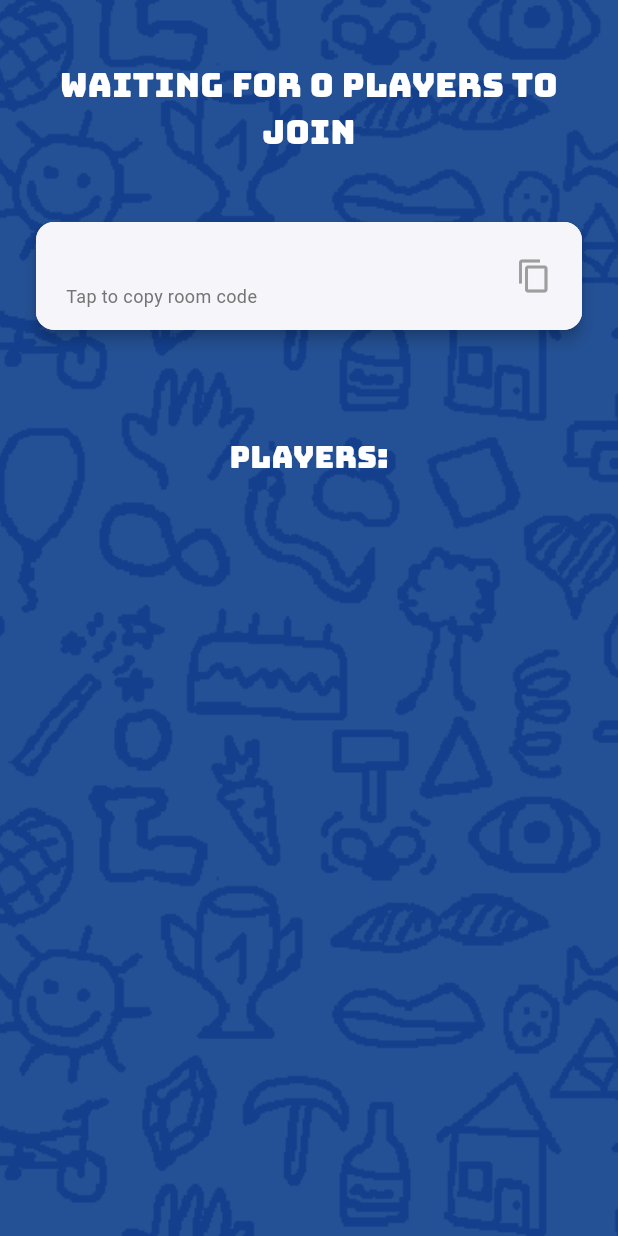
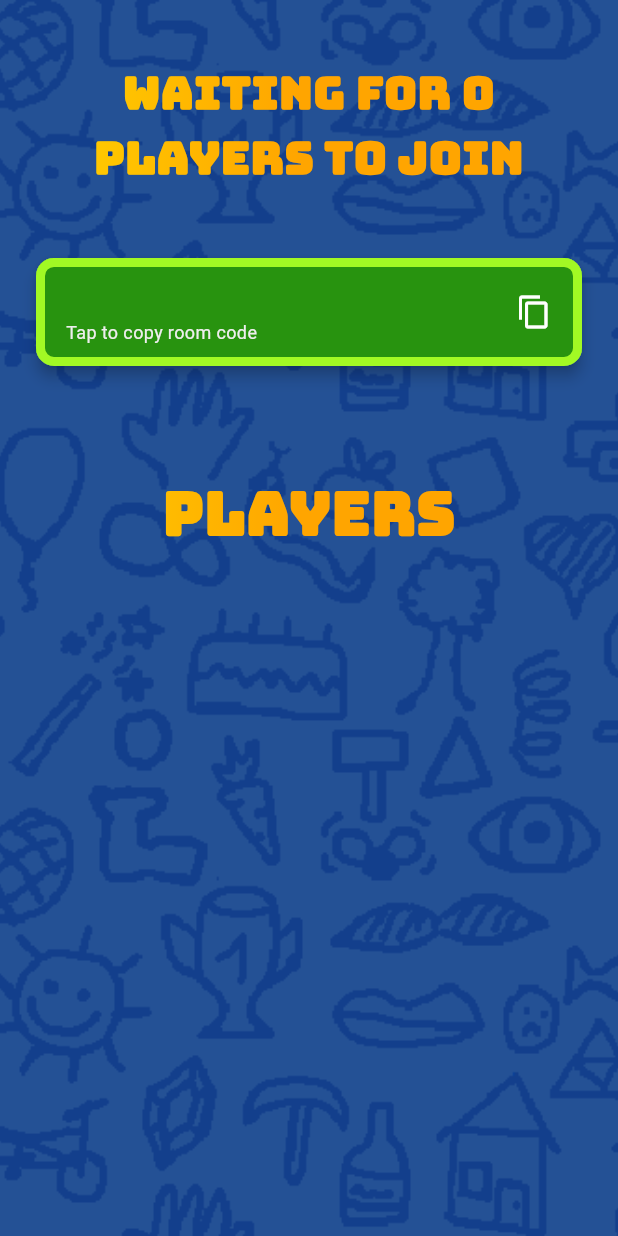
Before and after one commit to Amogh050/Scribble, a Flutter app: the WaitingLobbyScreen screen opened directly with empty values, on a phone screen of 412 x 824 dp. Run offline on Flutter 3.47's test engine with Material 3 defaults, Android fonts, the phone set to English and light mode, and no system bars; our stand-ins replace animate_do, flutter_colorpicker, flutter_dotenv, google_fonts, socket_io_client.

Commit message:
waiting lobby improved

```diff
--- a/lib/views/waiting_lobby_screen.dart
+++ b/lib/views/waiting_lobby_screen.dart
@@ -47,9 +47,16 @@ class _WaitingLobbyScreenState extends State<WaitingLobbyScreen> {
                     'Waiting for ${widget.occupancy - widget.noOfPlayers} players to join',
                     textAlign: TextAlign.center,
                     style: GoogleFonts.bungee(
-                      textStyle: const TextStyle(
-                        fontSize: 22,
-                        color: Colors.white,
+                      textStyle: TextStyle(
+                        fontSize: 30,
+                        fontWeight: FontWeight.bold,
+                        foreground: Paint()
+                          ..shader = LinearGradient(
+                            colors: <Color>[
+                              Color(0xFFFFD700),
+                              Color(0xFFFFA500)
+                            ],
+                          ).createShader(Rect.fromLTWH(0.0, 0.0, 200.0, 70.0)),
                       ),
                     ),
                   ),
@@ -64,6 +71,7 @@ class _WaitingLobbyScreenState extends State<WaitingLobbyScreen> {
                     child: Card(
                       shape: RoundedRectangleBorder(
                         borderRadius: BorderRadius.circular(12),
+                        side: BorderSide(color: Color(0xffa2f924), width: 6),
                       ),
                       elevation: 4,
                       child: Container(
@@ -71,7 +79,7 @@ class _WaitingLobbyScreenState extends State<WaitingLobbyScreen> {
                         padding: const EdgeInsets.symmetric(
                             horizontal: 20, vertical: 14),
                         decoration: BoxDecoration(
-                          color: const Color(0xffF5F5FA),
+                          color: Color(0xff28930f),
                           borderRadius: BorderRadius.circular(12),
                         ),
                         child: Row(
@@ -82,11 +90,11 @@ class _WaitingLobbyScreenState extends State<WaitingLobbyScreen> {
                                 children: [
                                   Text(
                                     widget.lobbyName,
-                                    style: GoogleFonts.bungee(
+                                    style: GoogleFonts.baloo2(
                                       textStyle: const TextStyle(
                                         fontSize: 16,
                                         fontWeight: FontWeight.w600,
-                                        color: Colors.black87,
+                                        color: Colors.white,
                                       ),
                                     ),
                                   ),
@@ -95,13 +103,13 @@ class _WaitingLobbyScreenState extends State<WaitingLobbyScreen> {
                                     'Tap to copy room code',
                                     style: TextStyle(
                                       fontSize: 12,
-                                      color: Colors.grey.shade600,
+                                      color: Colors.grey.shade200,
                                     ),
                                   ),
                                 ],
                               ),
                             ),
-                            const Icon(Icons.copy, color: Colors.grey),
+                            const Icon(Icons.copy, color: Colors.white),
                           ],
                         ),
                       ),
@@ -109,11 +117,18 @@ class _WaitingLobbyScreenState extends State<WaitingLobbyScreen> {
                   ),
                   SizedBox(height: MediaQuery.of(context).size.height * 0.08),
                   Text(
-                    'Players:',
+                    'Players',
                     style: GoogleFonts.bungee(
-                      textStyle: const TextStyle(
-                        fontSize: 20,
-                        color: Colors.white,
+                      textStyle: TextStyle(
+                        fontSize: 40,
+                        fontWeight: FontWeight.bold,
+                        foreground: Paint()
+                          ..shader = LinearGradient(
+                            colors: <Color>[
+                              Color(0xFFFFD700),
+                              Color(0xFFFFA500)
+                            ],
+                          ).createShader(Rect.fromLTWH(0.0, 0.0, 200.0, 70.0)),
                       ),
                     ),
                   ),
@@ -127,13 +142,23 @@ class _WaitingLobbyScreenState extends State<WaitingLobbyScreen> {
                         margin: const EdgeInsets.symmetric(vertical: 6),
                         shape: RoundedRectangleBorder(
                           borderRadius: BorderRadius.circular(12),
+                          side: BorderSide(
+                              color: Color.fromARGB(
+                                  255, 255, 182, 193), // Light pink border
+                              width: 8),
                         ),
                         elevation: 4,
+                        child: Container(
+                          decoration: BoxDecoration(
+                            color: Color.fromARGB(
+                                255, 255, 105, 180), // Darker pink inside
+                            borderRadius: BorderRadius.circular(12),
+                          ),
                           child: ListTile(
                             contentPadding: const EdgeInsets.symmetric(
                                 horizontal: 16, vertical: 8),
                             leading: CircleAvatar(
-                            backgroundColor: Colors.deepPurple.shade200,
+                              backgroundColor: Colors.pink.shade200,
                               child: Text(
                                 "${index + 1}",
                                 style: const TextStyle(
@@ -154,6 +179,7 @@ class _WaitingLobbyScreenState extends State<WaitingLobbyScreen> {
                               ),
                             ),
                           ),
+                        ),
                       );
                     },
                   ),
--- a/pubspec.yaml
+++ b/pubspec.yaml
@@ -69,6 +69,7 @@ flutter:
     - assets/background.png
     - assets/name.png
     - assets/character.png
+    - assets/draw_together-main.png
 
   # An image asset can refer to one or more resolution-specific "variants", see
   # https://flutter.dev/to/resolution-aware-images
```
Lines whose indentation alone changed are shown as unchanged.
